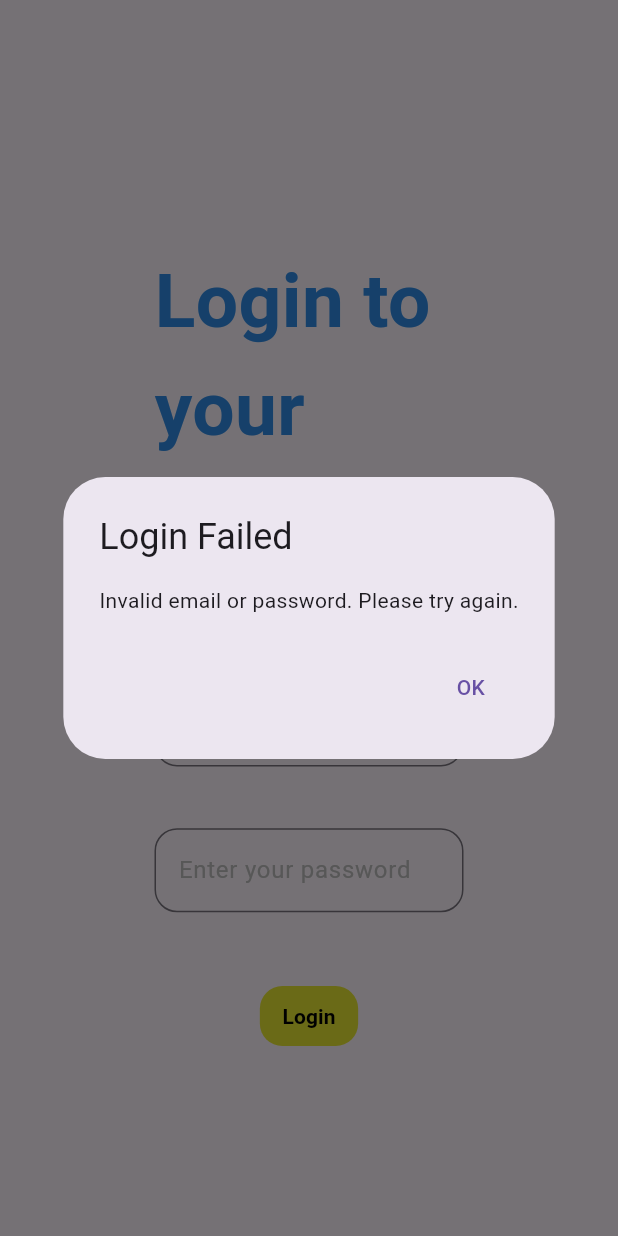
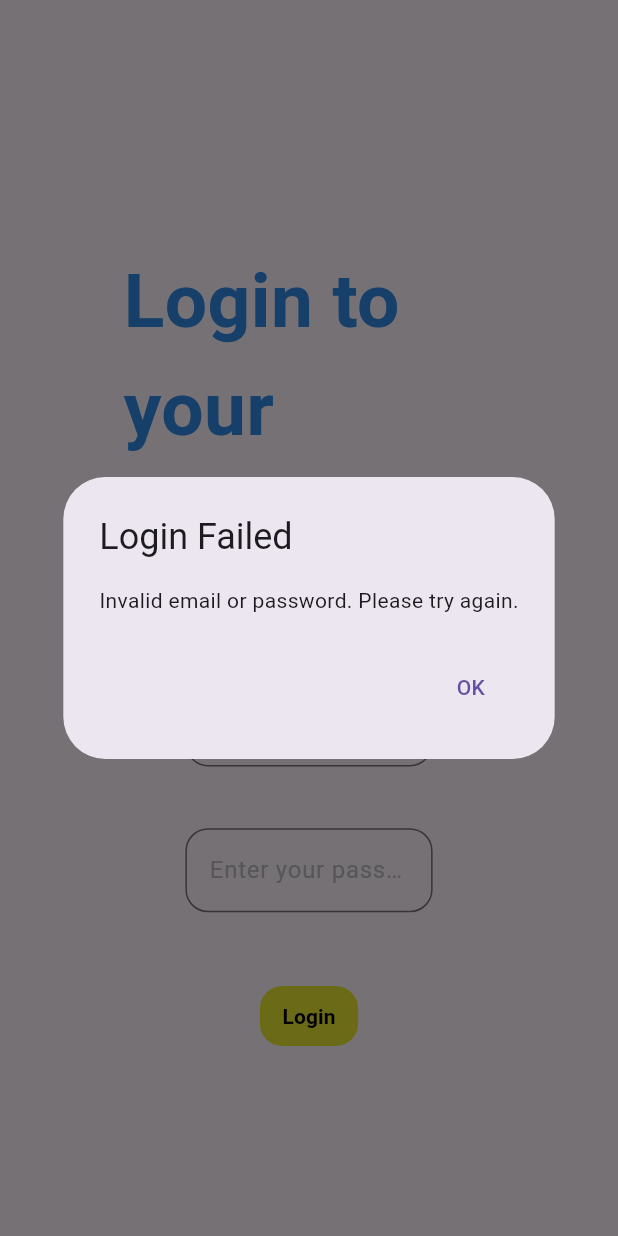
Before and after one commit to atifkhan77/hospitalSystem, a Flutter app: the screen it shows after launch, after a tap on "Login", on a phone screen of 412 x 824 dp. Run offline on Flutter 3.47's test engine with Material 3 defaults, Android fonts, the light colour scheme and no system bars.

Commit message:
some minor changes

```diff
--- a/lib/credential/admin.dart
+++ /dev/null
@@ -1 +0,0 @@
-import 'package:flutter/material.dart';
--- /dev/null
+++ b/lib/screens/home.dart
@@ -0,0 +1,10 @@
+import 'package:flutter/material.dart';
+
+class HomeScreen extends StatelessWidget {
+  const HomeScreen({super.key});
+
+  @override
+  Widget build(BuildContext context) {
+    return Container();
+  }
+}
--- a/lib/screens/login.dart
+++ b/lib/screens/login.dart
@@ -1,4 +1,4 @@
-import 'package:devhawks/credential/admin.dart';
+import 'package:devhawks/screens/home.dart';
 import 'package:flutter/material.dart';
 import 'package:url_launcher/url_launcher.dart';
 
@@ -20,7 +20,11 @@ class LoginScreen extends StatelessWidget {
     print('Password: $password');
 
     if (email == allowedEmail && password == allowedPassword) {
-      // Successful login, you can navigate to another screen or perform an action
+      Navigator.of(context).pushReplacement(
+        MaterialPageRoute(
+          builder: (context) => const HomeScreen(),
+        ),
+      );
       print('Login successful');
     } else {
       // Invalid credentials, show an error message
@@ -57,9 +61,7 @@ class LoginScreen extends StatelessWidget {
               children: [
                 Padding(
                   padding: EdgeInsets.only(
-                      left: width * 0.25,
-                      top: height * 0.2,
-                      right: width * 0.25),
+                      left: width * 0.2, top: height * 0.2, right: width * 0.2),
                   child: const Text(
                     'Login to your account',
                     style: TextStyle(
@@ -71,7 +73,7 @@ class LoginScreen extends StatelessWidget {
                 ),
                 SizedBox(height: height * 0.09),
                 SizedBox(
-                  width: width * 0.5,
+                  width: width * 0.4,
                   child: TextField(
                     controller: emailController,
                     decoration: InputDecoration(
@@ -79,15 +81,17 @@ class LoginScreen extends StatelessWidget {
                       hintStyle: TextStyle(color: Colors.grey.shade400),
                       border: OutlineInputBorder(
                         borderRadius: BorderRadius.circular(15),
-                        borderSide: BorderSide(color: Colors.grey.shade400),
+                        borderSide:
+                            BorderSide(color: Colors.grey.shade400, width: 1.0),
                       ),
                     ),
                   ),
                 ),
                 SizedBox(height: height * 0.05),
                 SizedBox(
-                  width: width * 0.5,
+                  width: width * 0.4,
                   child: TextField(
+                    obscureText: true,
                     controller: passwordController,
                     decoration: InputDecoration(
                       hintText: 'Enter your password',
```
